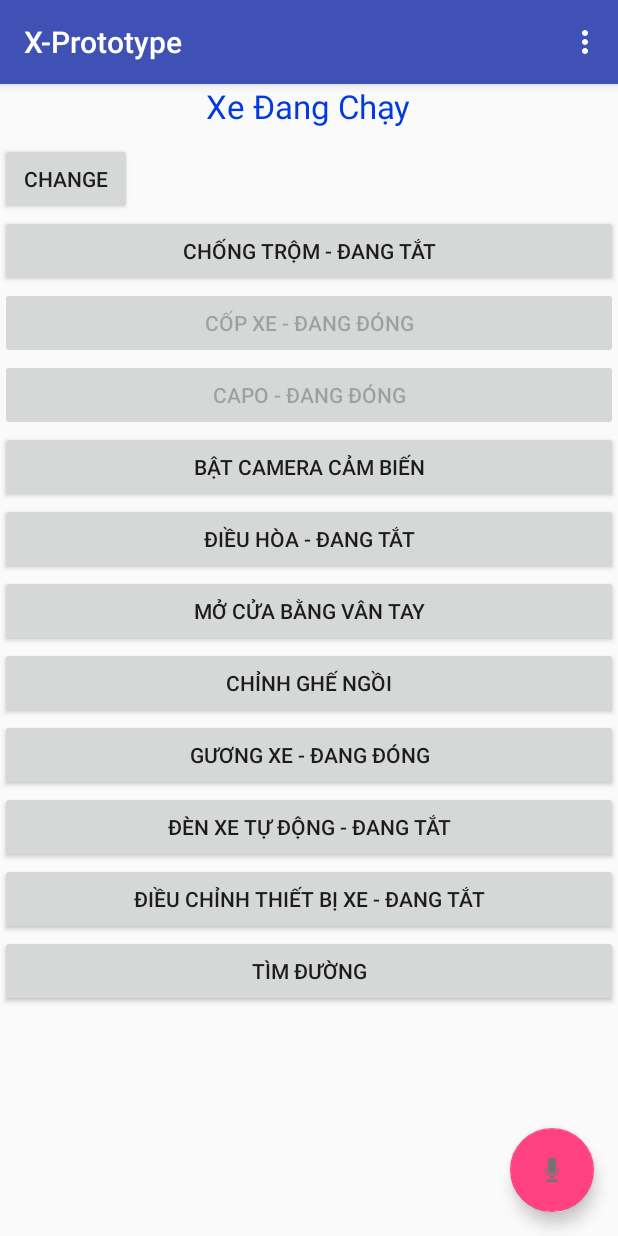
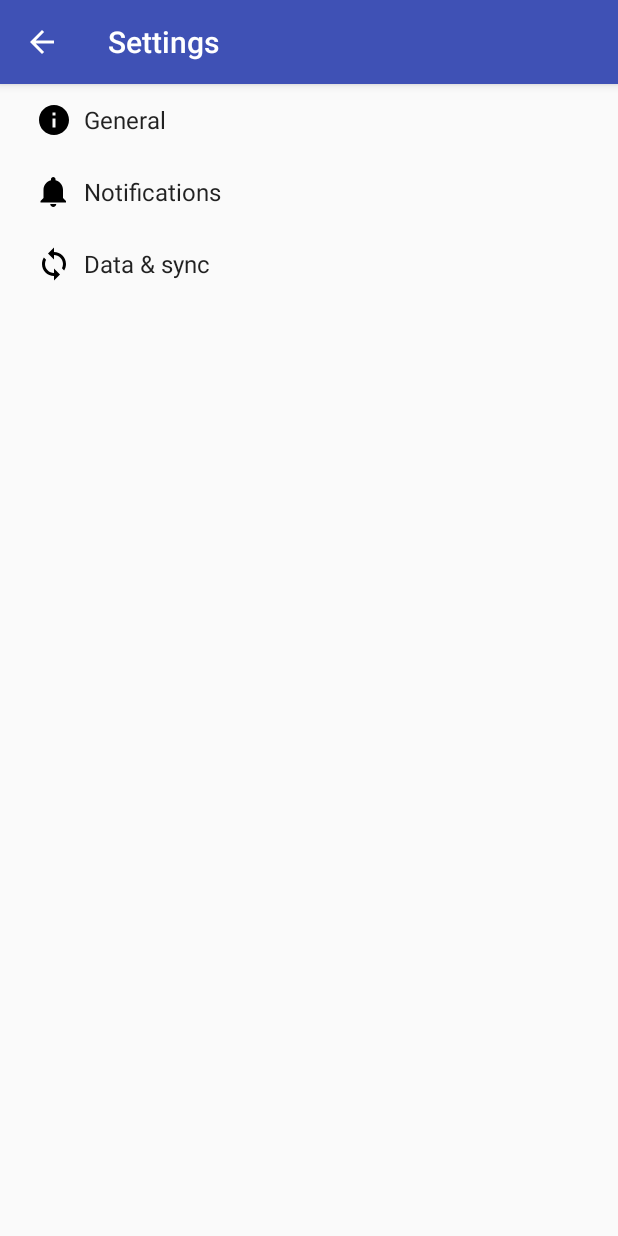
Before and after one commit to tranduytung/X-Prototype, an Android app: the screen it shows after launch (MainActivity before the commit, SettingsActivity after it), in the options menu, after a tap on "Settings", on a phone screen of 412 x 824 dp. Run offline under Robolectric (Android 15) with nearby library versions, the phone set to English and light mode, and no system bars.

Commit message:
speaking and setting

```diff
--- a/app/build.gradle
+++ b/app/build.gradle
@@ -10,6 +10,7 @@ android {
         versionCode 1
         versionName "1.0"
         testInstrumentationRunner "android.support.test.runner.AndroidJUnitRunner"
+        vectorDrawables.useSupportLibrary = true
     }
     buildTypes {
         release {
@@ -28,5 +29,7 @@ dependencies {
     compile 'com.android.support.constraint:constraint-layout:1.0.2'
     compile 'com.android.support:design:25.3.1'
     compile 'com.google.android.gms:play-services-maps:10.2.1'
+    compile 'com.android.support:support-v4:25.3.1'
+    compile 'com.android.support:support-vector-drawable:25.3.1'
     testCompile 'junit:junit:4.12'
 }
--- a/app/src/main/AndroidManifest.xml
+++ b/app/src/main/AndroidManifest.xml
@@ -52,7 +52,11 @@
 
         <activity
             android:name=".MapsActivity"
-            android:label="@string/title_activity_maps"></activity>
+            android:label="@string/title_activity_maps" />
+        <activity android:name=".SpeakActivity" />
+        <activity
+            android:name=".SettingsActivity"
+            android:label="@string/title_activity_settings"></activity>
     </application>
 
 </manifest>
--- /dev/null
+++ b/app/src/main/java/com/example/duytung/x_prototype/AppCompatPreferenceActivity.java
@@ -0,0 +1,109 @@
+package com.example.duytung.x_prototype;
+
+import android.content.res.Configuration;
+import android.os.Bundle;
+import android.preference.PreferenceActivity;
+import android.support.annotation.LayoutRes;
+import android.support.annotation.Nullable;
+import android.support.v7.app.ActionBar;
+import android.support.v7.app.AppCompatDelegate;
+import android.support.v7.widget.Toolbar;
+import android.view.MenuInflater;
+import android.view.View;
+import android.view.ViewGroup;
+
+/**
+ * A {@link android.preference.PreferenceActivity} which implements and proxies the necessary calls
+ * to be used with AppCompat.
+ */
+public abstract class AppCompatPreferenceActivity extends PreferenceActivity {
+
+    private AppCompatDelegate mDelegate;
+
+    @Override
+    protected void onCreate(Bundle savedInstanceState) {
+        getDelegate().installViewFactory();
+        getDelegate().onCreate(savedInstanceState);
+        super.onCreate(savedInstanceState);
+    }
+
+    @Override
+    protected void onPostCreate(Bundle savedInstanceState) {
+        super.onPostCreate(savedInstanceState);
+        getDelegate().onPostCreate(savedInstanceState);
+    }
+
+    public ActionBar getSupportActionBar() {
+        return getDelegate().getSupportActionBar();
+    }
+
+    public void setSupportActionBar(@Nullable Toolbar toolbar) {
+        getDelegate().setSupportActionBar(toolbar);
+    }
+
+    @Override
+    public MenuInflater getMenuInflater() {
+        return getDelegate().getMenuInflater();
+    }
+
+    @Override
+    public void setContentView(@LayoutRes int layoutResID) {
+        getDelegate().setContentView(layoutResID);
+    }
+
+    @Override
+    public void setContentView(View view) {
+        getDelegate().setContentView(view);
+    }
+
+    @Override
+    public void setContentView(View view, ViewGroup.LayoutParams params) {
+        getDelegate().setContentView(view, params);
+    }
+
+    @Override
+    public void addContentView(View view, ViewGroup.LayoutParams params) {
+        getDelegate().addContentView(view, params);
+    }
+
+    @Override
+    protected void onPostResume() {
+        super.onPostResume();
+        getDelegate().onPostResume();
+    }
+
+    @Override
+    protected void onTitleChanged(CharSequence title, int color) {
+        super.onTitleChanged(title, color);
+        getDelegate().setTitle(title);
+    }
+
+    @Override
+    public void onConfigurationChanged(Configuration newConfig) {
+        super.onConfigurationChanged(newConfig);
+        getDelegate().onConfigurationChanged(newConfig);
+    }
+
+    @Override
+    protected void onStop() {
+        super.onStop();
+        getDelegate().onStop();
+    }
+
+    @Override
+    protected void onDestroy() {
+        super.onDestroy();
+        getDelegate().onDestroy();
+    }
+
+    public void invalidateOptionsMenu() {
+        getDelegate().invalidateOptionsMenu();
+    }
+
+    private AppCompatDelegate getDelegate() {
+        if (mDelegate == null) {
+            mDelegate = AppCompatDelegate.create(this, null);
+        }
+        return mDelegate;
+    }
+}
--- a/app/src/main/java/com/example/duytung/x_prototype/CameraSensorActivity.java
+++ b/app/src/main/java/com/example/duytung/x_prototype/CameraSensorActivity.java
@@ -1,5 +1,6 @@
 package com.example.duytung.x_prototype;
 
+import android.content.Intent;
 import android.os.Bundle;
 import android.support.design.widget.FloatingActionButton;
 import android.support.design.widget.Snackbar;
@@ -21,8 +22,8 @@ public class CameraSensorActivity extends AppCompatActivity {
         fab.setOnClickListener(new View.OnClickListener() {
             @Override
             public void onClick(View view) {
-                Snackbar.make(view, "Replace with your own action", Snackbar.LENGTH_LONG)
-                        .setAction("Action", null).show();
+                Intent inten = new Intent(CameraSensorActivity.this, SpeakActivity.class);
+                startActivity(inten);
             }
         });
         // Back button
--- a/app/src/main/java/com/example/duytung/x_prototype/FingerSensorActivity.java
+++ b/app/src/main/java/com/example/duytung/x_prototype/FingerSensorActivity.java
@@ -2,6 +2,7 @@ package com.example.duytung.x_prototype;
 
 import android.app.AlertDialog;
 import android.content.DialogInterface;
+import android.content.Intent;
 import android.os.Bundle;
 import android.support.design.widget.FloatingActionButton;
 import android.support.design.widget.Snackbar;
@@ -27,8 +28,8 @@ public class FingerSensorActivity extends AppCompatActivity {
         fab.setOnClickListener(new View.OnClickListener() {
             @Override
             public void onClick(View view) {
-                Snackbar.make(view, "Replace with your own action", Snackbar.LENGTH_LONG)
-                        .setAction("Action", null).show();
+                Intent inten = new Intent(FingerSensorActivity.this, SpeakActivity.class);
+                startActivity(inten);
             }
         });
         // Back button
--- a/app/src/main/java/com/example/duytung/x_prototype/MainActivity.java
+++ b/app/src/main/java/com/example/duytung/x_prototype/MainActivity.java
@@ -49,8 +49,8 @@ public class MainActivity extends AppCompatActivity {
         fab.setOnClickListener(new View.OnClickListener() {
             @Override
             public void onClick(View view) {
-                Snackbar.make(view, "Replace with your own action", Snackbar.LENGTH_LONG)
-                        .setAction("Action", null).show();
+                Intent inten = new Intent(MainActivity.this, SpeakActivity.class);
+                startActivity(inten);
             }
         });
 
@@ -526,8 +526,7 @@ public class MainActivity extends AppCompatActivity {
                 Intent inten = new Intent(MainActivity.this, MapsActivity.class);
                 startActivity(inten);
             }
-        });
-
+        });;
     }
 
     @Override
@@ -546,7 +545,8 @@ public class MainActivity extends AppCompatActivity {
 
         //noinspection SimplifiableIfStatement
         if (id == R.id.action_settings) {
-            return true;
+            Intent inten = new Intent(MainActivity.this, SettingsActivity.class);
+            startActivity(inten);
         }
 
         return super.onOptionsItemSelected(item);
--- a/app/src/main/java/com/example/duytung/x_prototype/SeatActivity.java
+++ b/app/src/main/java/com/example/duytung/x_prototype/SeatActivity.java
@@ -2,6 +2,7 @@ package com.example.duytung.x_prototype;
 
 import android.app.AlertDialog;
 import android.content.DialogInterface;
+import android.content.Intent;
 import android.os.Bundle;
 import android.support.design.widget.FloatingActionButton;
 import android.support.design.widget.Snackbar;
@@ -43,8 +44,8 @@ public class SeatActivity extends AppCompatActivity implements View.OnClickListe
         fab.setOnClickListener(new View.OnClickListener() {
             @Override
             public void onClick(View view) {
-                Snackbar.make(view, "Replace with your own action", Snackbar.LENGTH_LONG)
-                        .setAction("Action", null).show();
+                Intent inten = new Intent(SeatActivity.this, SpeakActivity.class);
+                startActivity(inten);
             }
         });
         // Back button
--- /dev/null
+++ b/app/src/main/res/drawable/ic_info_black_24dp.xml
@@ -0,0 +1,9 @@
+<vector xmlns:android="http://schemas.android.com/apk/res/android"
+    android:width="24dp"
+    android:height="24dp"
+    android:viewportHeight="24.0"
+    android:viewportWidth="24.0">
+    <path
+        android:fillColor="#FF000000"
+        android:pathData="M12,2C6.48,2 2,6.48 2,12s4.48,10 10,10 10,-4.48 10,-10S17.52,2 12,2zm1,15h-2v-6h2v6zm0,-8h-2V7h2v2z" />
+</vector>
--- /dev/null
+++ b/app/src/main/res/drawable/ic_notifications_black_24dp.xml
@@ -0,0 +1,9 @@
+<vector xmlns:android="http://schemas.android.com/apk/res/android"
+    android:width="24dp"
+    android:height="24dp"
+    android:viewportHeight="24.0"
+    android:viewportWidth="24.0">
+    <path
+        android:fillColor="#FF000000"
+        android:pathData="M11.5,22c1.1,0 2,-0.9 2,-2h-4c0,1.1 0.9,2 2,2zm6.5,-6v-5.5c0,-3.07 -2.13,-5.64 -5,-6.32V3.5c0,-0.83 -0.67,-1.5 -1.5,-1.5S10,2.67 10,3.5v0.68c-2.87,0.68 -5,3.25 -5,6.32V16l-2,2v1h17v-1l-2,-2z" />
+</vector>
--- /dev/null
+++ b/app/src/main/res/drawable/ic_sync_black_24dp.xml
@@ -0,0 +1,9 @@
+<vector xmlns:android="http://schemas.android.com/apk/res/android"
+    android:width="24dp"
+    android:height="24dp"
+    android:viewportHeight="24.0"
+    android:viewportWidth="24.0">
+    <path
+        android:fillColor="#FF000000"
+        android:pathData="M12 4V1L8 5l4 4V6c3.31 0 6 2.69 6 6 0 1.01,-.25 1.97,-.7 2.8l1.46 1.46C19.54 15.03 20 13.57 20 12c0,-4.42,-3.58,-8,-8,-8zm0 14c-3.31 0,-6,-2.69,-6,-6 0,-1.01.25,-1.97.7,-2.8L5.24 7.74C4.46 8.97 4 10.43 4 12c0 4.42 3.58 8 8 8v3l4,-4,-4,-4v3z" />
+</vector>
--- a/app/src/main/res/values/strings.xml
+++ b/app/src/main/res/values/strings.xml
@@ -5,4 +5,77 @@
     <string name="title_activity_finger_sensor">FingerSensorActivity</string>
     <string name="title_activity_seat">SeatActivity</string>
     <string name="title_activity_maps">Map</string>
+    <string name="title_activity_settings">Settings</string>
+
+    <!-- Strings related to Settings -->
+
+    <!-- Example General settings -->
+    <string name="pref_header_general">General</string>
+
+    <string name="pref_title_social_recommendations">Enable social recommendations</string>
+    <string name="pref_description_social_recommendations">Recommendations for people to contact
+        based on your message history
+    </string>
+
+    <string name="pref_title_display_name">Display name</string>
+    <string name="pref_default_display_name">John Smith</string>
+
+    <string name="pref_title_add_friends_to_messages">Add friends to messages</string>
+    <string-array name="pref_example_list_titles">
+        <item>Always</item>
+        <item>When possible</item>
+        <item>Never</item>
+    </string-array>
+    <string-array name="pref_example_list_values">
+        <item>1</item>
+        <item>0</item>
+        <item>-1</item>
+    </string-array>
+
+    <!-- Example settings for Data & Sync -->
+    <string name="pref_header_data_sync">Data &amp; sync</string>
+
+    <string name="pref_title_sync_frequency">Sync frequency</string>
+    <string-array name="pref_sync_frequency_titles">
+        <item>15 minutes</item>
+        <item>30 minutes</item>
+        <item>1 hour</item>
+        <item>3 hours</item>
+        <item>6 hours</item>
+        <item>Never</item>
+    </string-array>
+    <string-array name="pref_sync_frequency_values">
+        <item>15</item>
+        <item>30</item>
+        <item>60</item>
+        <item>180</item>
+        <item>360</item>
+        <item>-1</item>
+    </string-array>
+
+    <string-array name="list_preference_entries">
+        <item>Entry 1</item>
+        <item>Entry 2</item>
+        <item>Entry 3</item>
+    </string-array>
+
+    <string-array name="list_preference_entry_values">
+        <item>1</item>
+        <item>2</item>
+        <item>3</item>
+    </string-array>
+
+    <string-array name="multi_select_list_preference_default_value" />
+
+    <string name="pref_title_system_sync_settings">System sync settings</string>
+
+    <!-- Example settings for Notifications -->
+    <string name="pref_header_notifications">Notifications</string>
+
+    <string name="pref_title_new_message_notifications">New message notifications</string>
+
+    <string name="pref_title_ringtone">Ringtone</string>
+    <string name="pref_ringtone_silent">Silent</string>
+
+    <string name="pref_title_vibrate">Vibrate</string>
 </resources>
--- /dev/null
+++ b/app/src/main/res/xml/pref_data_sync.xml
@@ -0,0 +1,21 @@
+<PreferenceScreen xmlns:android="http://schemas.android.com/apk/res/android">
+
+    <!-- NOTE: Hide buttons to simplify the UI. Users can touch outside the dialog to
+         dismiss it. -->
+    <!-- NOTE: ListPreference's summary should be set to its value by the activity code. -->
+    <ListPreference
+        android:defaultValue="180"
+        android:entries="@array/pref_sync_frequency_titles"
+        android:entryValues="@array/pref_sync_frequency_values"
+        android:key="sync_frequency"
+        android:negativeButtonText="@null"
+        android:positiveButtonText="@null"
+        android:title="@string/pref_title_sync_frequency" />
+
+    <!-- This preference simply launches an intent when selected. Use this UI sparingly, per
+         design guidelines. -->
+    <Preference android:title="@string/pref_title_system_sync_settings">
+        <intent android:action="android.settings.SYNC_SETTINGS" />
+    </Preference>
+
+</PreferenceScreen>
--- /dev/null
+++ b/app/src/main/res/xml/pref_general.xml
@@ -0,0 +1,33 @@
+<PreferenceScreen xmlns:android="http://schemas.android.com/apk/res/android">
+
+    <SwitchPreference
+        android:defaultValue="true"
+        android:key="example_switch"
+        android:summary="@string/pref_description_social_recommendations"
+        android:title="@string/pref_title_social_recommendations" />
+
+    <!-- NOTE: EditTextPreference accepts EditText attributes. -->
+    <!-- NOTE: EditTextPreference's summary should be set to its value by the activity code. -->
+    <EditTextPreference
+        android:capitalize="words"
+        android:defaultValue="@string/pref_default_display_name"
+        android:inputType="textCapWords"
+        android:key="example_text"
+        android:maxLines="1"
+        android:selectAllOnFocus="true"
+        android:singleLine="true"
+        android:title="@string/pref_title_display_name" />
+
+    <!-- NOTE: Hide buttons to simplify the UI. Users can touch outside the dialog to
+         dismiss it. -->
+    <!-- NOTE: ListPreference's summary should be set to its value by the activity code. -->
+    <ListPreference
+        android:defaultValue="-1"
+        android:entries="@array/pref_example_list_titles"
+        android:entryValues="@array/pref_example_list_values"
+        android:key="example_list"
+        android:negativeButtonText="@null"
+        android:positiveButtonText="@null"
+        android:title="@string/pref_title_add_friends_to_messages" />
+
+</PreferenceScreen>
--- /dev/null
+++ b/app/src/main/res/xml/pref_headers.xml
@@ -0,0 +1,20 @@
+<preference-headers xmlns:android="http://schemas.android.com/apk/res/android">
+
+    <!-- These settings headers are only used on tablets. -->
+
+    <header
+        android:fragment="com.example.duytung.x_prototype.SettingsActivity$GeneralPreferenceFragment"
+        android:icon="@drawable/ic_info_black_24dp"
+        android:title="@string/pref_header_general" />
+
+    <header
+        android:fragment="com.example.duytung.x_prototype.SettingsActivity$NotificationPreferenceFragment"
+        android:icon="@drawable/ic_notifications_black_24dp"
+        android:title="@string/pref_header_notifications" />
+
+    <header
+        android:fragment="com.example.duytung.x_prototype.SettingsActivity$DataSyncPreferenceFragment"
+        android:icon="@drawable/ic_sync_black_24dp"
+        android:title="@string/pref_header_data_sync" />
+
+</preference-headers>
--- /dev/null
+++ b/app/src/main/res/xml/pref_notification.xml
@@ -0,0 +1,27 @@
+<PreferenceScreen xmlns:android="http://schemas.android.com/apk/res/android">
+
+    <!-- A 'parent' preference, which enables/disables child preferences (below)
+         when checked/unchecked. -->
+    <SwitchPreference
+        android:defaultValue="true"
+        android:key="notifications_new_message"
+        android:title="@string/pref_title_new_message_notifications" />
+
+    <!-- Allows the user to choose a ringtone in the 'notification' category. -->
+    <!-- NOTE: This preference will be enabled only when the checkbox above is checked. -->
+    <!-- NOTE: RingtonePreference's summary should be set to its value by the activity code. -->
+    <RingtonePreference
+        android:defaultValue="content://settings/system/notification_sound"
+        android:dependency="notifications_new_message"
+        android:key="notifications_new_message_ringtone"
+        android:ringtoneType="notification"
+        android:title="@string/pref_title_ringtone" />
+
+    <!-- NOTE: This preference will be enabled only when the checkbox above is checked. -->
+    <SwitchPreference
+        android:defaultValue="true"
+        android:dependency="notifications_new_message"
+        android:key="notifications_new_message_vibrate"
+        android:title="@string/pref_title_vibrate" />
+
+</PreferenceScreen>
```
Also changed, not shown: app/src/main/java/com/example/duytung/x_prototype/MapsActivity.java (+11 -0 lines), app/src/main/java/com/example/duytung/x_prototype/SettingsActivity.java (added, +267 -0 lines), app/src/main/java/com/example/duytung/x_prototype/SpeakActivity.java (added, +29 -0 lines), app/src/main/res/layout/activity_speak.xml (added, +21 -0 lines), app/src/main/res/drawable/speaking.jpg (added).
